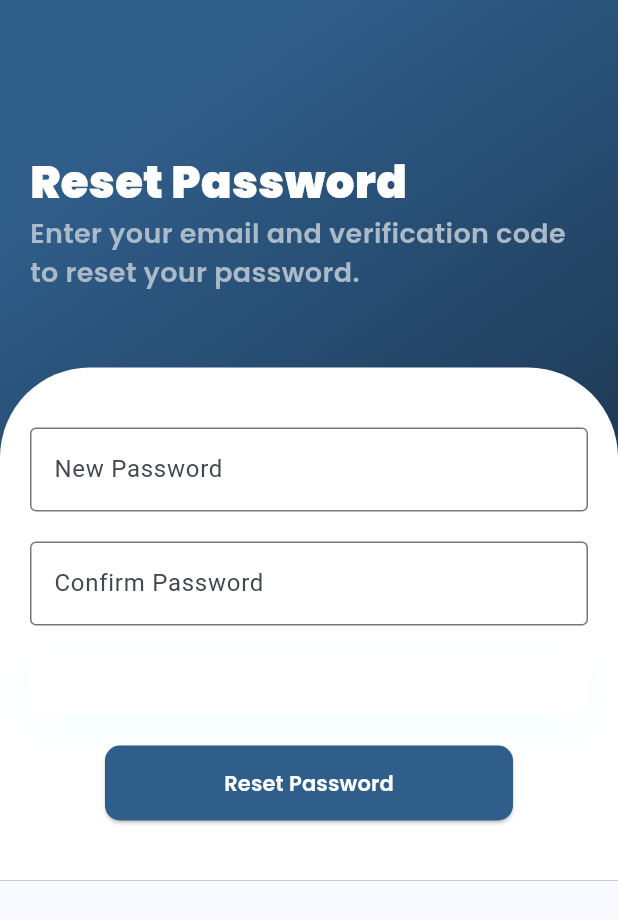
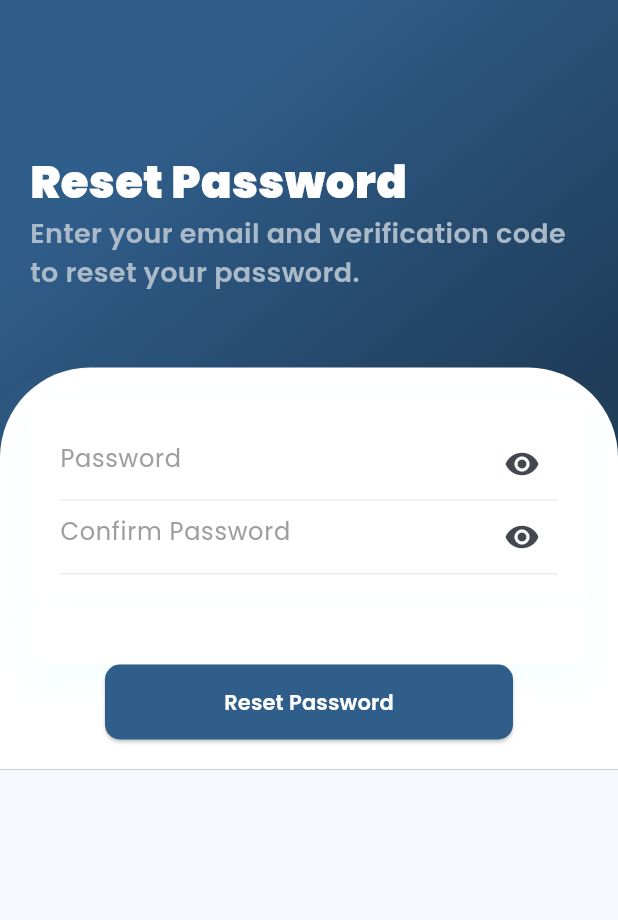
Before and after one commit to sayyyidi1212/pepaya_protect2, a Flutter app: the ResetPassword screen opened directly, on a phone screen of 412 x 824 dp. Shown: the top 920 px of the screen. Run offline on Flutter 3.47's test engine with Material 3 defaults, Android fonts, the phone set to English and light mode, and no system bars; our stand-ins replace font_awesome_flutter, get, google_fonts, table_calendar.

Commit message:
fix: reset password page view

```diff
--- a/lib/main.dart
+++ b/lib/main.dart
@@ -3,7 +3,6 @@
 import 'package:patrol_track_mobile/routes/route_app.dart';
 import 'package:patrol_track_mobile/splash_screen.dart';
 import 'package:intl/date_symbol_data_local.dart';
-import 'package:patrol_track_mobile/reset_password.dart';
 void main() {
   initializeDateFormatting("id_ID", null);
   runApp(const MyApp());
@@ -20,7 +19,7 @@
         colorScheme: ColorScheme.fromSeed(seedColor: Colors.blue),
         useMaterial3: true,
       ),
-      home:ResetPassword(),
+      home:SplashScreen(),
       defaultTransition: Transition.rightToLeft,
       getPages: RouteApp.pages,
     );
--- a/lib/otp.dart
+++ b/lib/otp.dart
@@ -119,7 +119,7 @@ class _OtpState extends State<Otp> {
                       Container(
                         margin: EdgeInsets.symmetric(horizontal: 50),
                         child: ElevatedButton(
-                          onPressed: () => Get.offNamed('/login'),
+                          onPressed: () => Get.toNamed('/reset-pass'),
                           style: ElevatedButton.styleFrom(
                             backgroundColor: Color(0xFF305E8B),
                             minimumSize: Size(double.infinity, 50),
--- a/lib/reset_password.dart
+++ b/lib/reset_password.dart
@@ -8,15 +8,15 @@ class ResetPassword extends StatefulWidget {
 }
 
 class _ResetPasswordState extends State<ResetPassword> {
-  TextEditingController _emailController = TextEditingController();
-  TextEditingController _otpController = TextEditingController();
+  bool _isObscurePassword = true;
+  bool _isObscureConfirmPassword = true;
 
   @override
   Widget build(BuildContext context) {
     return Scaffold(
       body: Container(
         width: double.infinity,
-        decoration: BoxDecoration(
+        decoration: const BoxDecoration(
           gradient: LinearGradient(
             begin: Alignment.topCenter,
             colors: [
@@ -56,7 +56,7 @@ class _ResetPasswordState extends State<ResetPassword> {
               ),
               SizedBox(height: 30),
               Container(
-                decoration: BoxDecoration(
+                decoration: const BoxDecoration(
                   color: Colors.white,
                   borderRadius: BorderRadius.only(
                     topLeft: Radius.circular(60),
@@ -67,32 +67,90 @@ class _ResetPasswordState extends State<ResetPassword> {
                   padding: EdgeInsets.all(20),
                   child: Column(
                     children: <Widget>[
-                      SizedBox(height: 20),
-                      TextFormField(
-                        controller: _emailController,
-
-                        decoration: InputDecoration(
-                          labelText: 'New Password',
-                          border: OutlineInputBorder(),
-                        ),
-                      ),
-                      SizedBox(height: 20),
-                      TextFormField(
-                        controller: _otpController,
-
-                        obscureText: true,
-                        decoration: InputDecoration(
-                          labelText: 'Confirm Password',
-                          border: OutlineInputBorder(),
-                        ),
-                      ),
-                      SizedBox(height: 20),
                       Container(
                         padding: EdgeInsets.all(20),
                         decoration: BoxDecoration(
                           color: Colors.white,
                           borderRadius: BorderRadius.circular(10),
-                          boxShadow: [
+                          boxShadow: const [
+                            BoxShadow(
+                              color: Color.fromRGBO(225, 255, 255, .3),
+                              blurRadius: 20,
+                              offset: Offset(0, 10),
+                            ),
+                          ],
+                        ),
+                        child: Column(
+                          children: <Widget>[
+                            Container(
+                              decoration: BoxDecoration(
+                                border: Border(
+                                  bottom: BorderSide(color: Colors.grey[200]!),
+                                ),
+                              ),
+                              child: TextField(
+                                obscureText: _isObscurePassword,
+                                decoration: InputDecoration(
+                                  hintText: "Password",
+                                  hintStyle: GoogleFonts.poppins(
+                                    color: Colors.grey,
+                                  ),
+                                  border: InputBorder.none,
+                                  suffixIcon: IconButton(
+                                    icon: Icon(
+                                      _isObscurePassword
+                                          ? Icons.visibility
+                                          : Icons.visibility_off,
+                                    ),
+                                    onPressed: () {
+                                      setState(() {
+                                        _isObscurePassword =
+                                            !_isObscurePassword;
+                                      });
+                                    },
+                                  ),
+                                ),
+                              ),
+                            ),
+                            Container(
+                              decoration: BoxDecoration(
+                                border: Border(
+                                  bottom: BorderSide(color: Colors.grey[200]!),
+                                ),
+                              ),
+                              child: TextField(
+                                obscureText: _isObscureConfirmPassword,
+                                decoration: InputDecoration(
+                                  hintText: "Confirm Password",
+                                  hintStyle: GoogleFonts.poppins(
+                                    color: Colors.grey,
+                                  ),
+                                  border: InputBorder.none,
+                                  suffixIcon: IconButton(
+                                    icon: Icon(
+                                      _isObscureConfirmPassword
+                                          ? Icons.visibility
+                                          : Icons.visibility_off,
+                                    ),
+                                    onPressed: () {
+                                      setState(() {
+                                        _isObscureConfirmPassword =
+                                            !_isObscureConfirmPassword;
+                                      });
+                                    },
+                                  ),
+                                ),
+                              ),
+                            ),
+                          ],
+                        ),
+                      ),
+                      Container(
+                        padding: EdgeInsets.all(20),
+                        decoration: BoxDecoration(
+                          color: Colors.white,
+                          borderRadius: BorderRadius.circular(10),
+                          boxShadow: const [
                             BoxShadow(
                               color: Color.fromRGBO(225, 255, 255, .3),
                               blurRadius: 20,
@@ -101,18 +159,16 @@ class _ResetPasswordState extends State<ResetPassword> {
                           ],
                         ),
                       ),
-                      SizedBox(height: 20),
                       Container(
-                        margin: EdgeInsets.symmetric(horizontal: 50),
+                        margin: const EdgeInsets.symmetric(horizontal: 50),
                         child: ElevatedButton(
                           onPressed: () {
-                            // Simulasi reset password
-                            // Anda bisa menambahkan logika reset password sesuai kebutuhan aplikasi Anda di sini
-                            Get.snackbar(
-                                'Reset Password', 'Password reset berhasil!',
-                                backgroundColor: Colors.green,
-                                colorText: Colors.white,
-                                snackPosition: SnackPosition.BOTTOM);
+                            Get.offNamed('/login');
+                            // Get.snackbar(
+                            //     'Reset Password', 'Password reset berhasil!',
+                            //     backgroundColor: Colors.green,
+                            //     colorText: Colors.white,
+                            //     snackPosition: SnackPosition.BOTTOM);
                           },
                           style: ElevatedButton.styleFrom(
                             backgroundColor: Color(0xFF305E8B),
@@ -131,7 +187,6 @@ class _ResetPasswordState extends State<ResetPassword> {
                           ),
                         ),
                       ),
-                      SizedBox(height: 20),
                     ],
                   ),
                 ),
@@ -143,11 +198,3 @@ class _ResetPasswordState extends State<ResetPassword> {
     );
   }
 }
-
-void main() {
-  runApp(
-    GetMaterialApp(
-      home: ResetPassword(),
-    ),
-  );
-}
--- a/lib/routes/route_app.dart
+++ b/lib/routes/route_app.dart
@@ -4,12 +4,14 @@ import 'package:patrol_track_mobile/login.dart';
 import 'package:patrol_track_mobile/menu_nav.dart';
 import 'package:patrol_track_mobile/otp.dart';
 import 'package:patrol_track_mobile/page/presensi.dart';
+import 'package:patrol_track_mobile/reset_password.dart';
 
 class RouteApp {
   static final pages = [
     GetPage(name: '/login', page: () => Login()),
     GetPage(name: '/forgot-pass', page: () => ForgotPass()),
     GetPage(name: '/otp', page: () => Otp()),
+    GetPage(name: '/reset-pass', page: () => ResetPassword()),
 
     GetPage(name: '/menu-nav', page: () => MenuNav()),
     GetPage(name: '/presensi', page: () => Presensi()),
```
